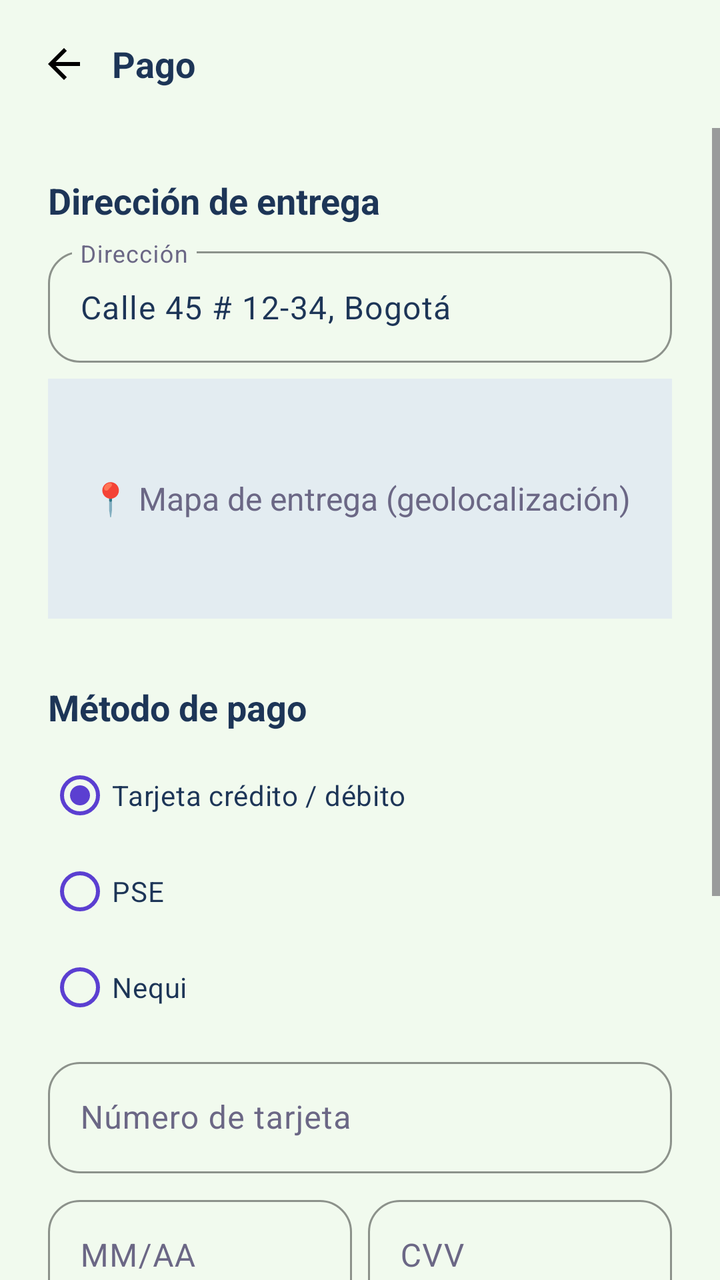
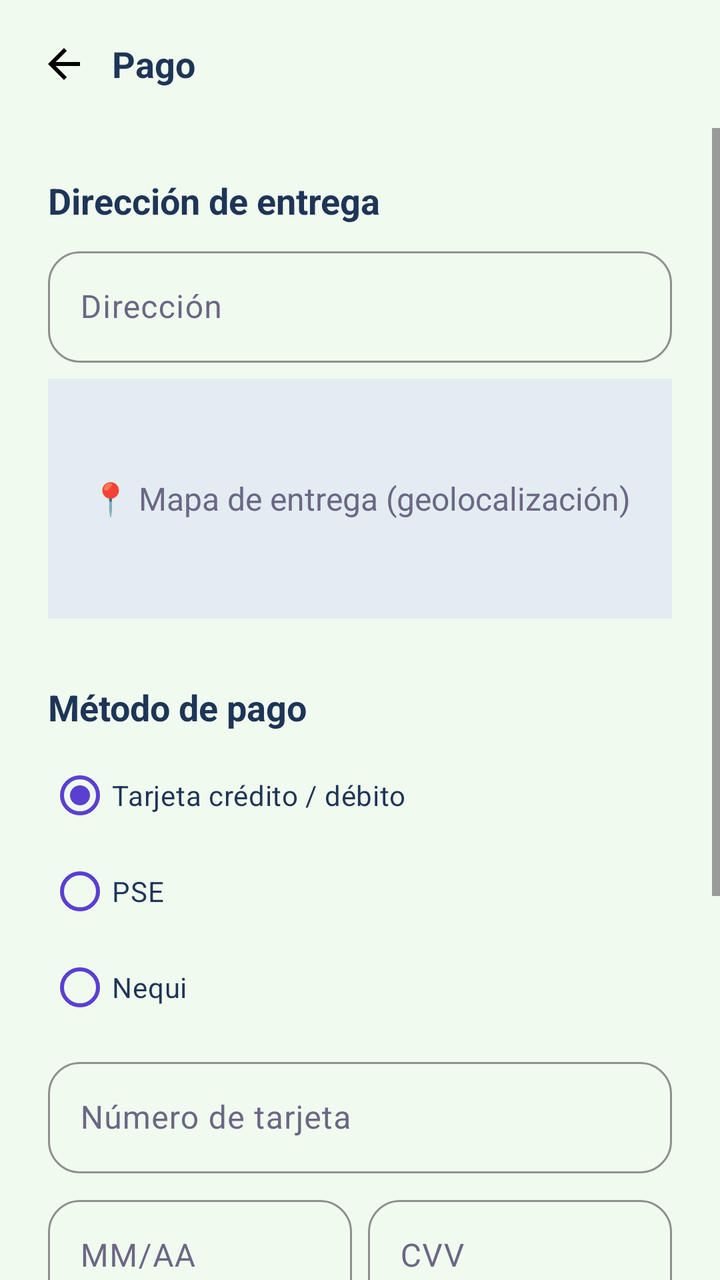

An Android layout rendered at two revisions. The XML below is the earlier revision; the diff shows what the commit changed to produce the second picture.
<!-- AndroidManifest.xml: application theme Theme.VinylCDVault -->
<!-- res/layout/activity_checkout.xml -->
<?xml version="1.0" encoding="utf-8"?>
<LinearLayout xmlns:android="http://schemas.android.com/apk/res/android"
    xmlns:app="http://schemas.android.com/apk/res-auto"
    android:layout_width="match_parent"
    android:layout_height="match_parent"
    android:background="@color/background_light"
    android:fitsSystemWindows="true"
    android:orientation="vertical">

    <LinearLayout
        android:layout_width="match_parent"
        android:layout_height="wrap_content"
        android:gravity="center_vertical"
        android:orientation="horizontal"
        android:padding="@dimen/spacing_small">

        <ImageButton
            android:id="@+id/btnBack"
            android:layout_width="@dimen/icon_button"
            android:layout_height="@dimen/icon_button"
            android:background="?attr/selectableItemBackgroundBorderless"
            android:contentDescription="@string/back"
            android:src="@drawable/ic_back" />

        <TextView
            style="@style/App.Text.Subtitle"
            android:layout_width="wrap_content"
            android:layout_height="wrap_content"
            android:text="@string/checkout_title" />
    </LinearLayout>

    <ScrollView
        android:layout_width="match_parent"
        android:layout_height="0dp"
        android:layout_weight="1">

        <LinearLayout
            android:layout_width="match_parent"
            android:layout_height="wrap_content"
            android:orientation="vertical"
            android:padding="@dimen/screen_padding">

            <TextView
                style="@style/App.Text.Subtitle"
                android:layout_width="wrap_content"
                android:layout_height="wrap_content"
                android:text="@string/checkout_address_title" />

            <com.google.android.material.textfield.TextInputLayout
                style="@style/App.Input"
                android:layout_width="match_parent"
                android:layout_height="wrap_content"
                android:layout_marginTop="@dimen/spacing_small"
                android:hint="@string/checkout_address_hint">

                <com.google.android.material.textfield.TextInputEditText
                    android:layout_width="match_parent"
                    android:layout_height="wrap_content"
                    android:inputType="textPostalAddress"
                    android:minHeight="48dp"
                    android:text="@string/sample_address"
                    android:textColor="@color/text_dark" />
            </com.google.android.material.textfield.TextInputLayout>

            <TextView
                style="@style/App.Text.Body"
                android:layout_width="match_parent"
                android:layout_height="120dp"
                android:layout_marginTop="@dimen/spacing_small"
                android:background="@drawable/bg_cover"
                android:gravity="center"
                android:text="@string/checkout_map_placeholder" />

            <TextView
                style="@style/App.Text.Subtitle"
                android:layout_width="wrap_content"
                android:layout_height="wrap_content"
                android:layout_marginTop="@dimen/spacing_large"
                android:text="@string/checkout_payment_title" />

            <RadioGroup
                android:layout_width="match_parent"
                android:layout_height="wrap_content"
                android:layout_marginTop="@dimen/spacing_small">

                <RadioButton
                    android:id="@+id/rbCard"
                    android:layout_width="match_parent"
                    android:layout_height="wrap_content"
                    android:checked="true"
                    android:text="@string/pay_card"
                    android:textColor="@color/text_dark"
                    app:buttonTint="@color/primary" />

                <RadioButton
                    android:id="@+id/rbPse"
                    android:layout_width="match_parent"
                    android:layout_height="wrap_content"
                    android:text="@string/pay_pse"
                    android:textColor="@color/text_dark"
                    app:buttonTint="@color/primary" />

                <RadioButton
                    android:id="@+id/rbNequi"
                    android:layout_width="match_parent"
                    android:layout_height="wrap_content"
                    android:text="@string/pay_nequi"
                    android:textColor="@color/text_dark"
                    app:buttonTint="@color/primary" />
            </RadioGroup>

            <com.google.android.material.textfield.TextInputLayout
                style="@style/App.Input"
                android:layout_width="match_parent"
                android:layout_height="wrap_content"
                android:layout_marginTop="@dimen/spacing_small"
                android:hint="@string/card_number_hint">

                <com.google.android.material.textfield.TextInputEditText
                    android:layout_width="match_parent"
                    android:layout_height="wrap_content"
                    android:inputType="number"
                    android:minHeight="48dp"
                    android:textColor="@color/text_dark" />
            </com.google.android.material.textfield.TextInputLayout>

            <LinearLayout
                android:layout_width="match_parent"
                android:layout_height="wrap_content"
                android:layout_marginTop="@dimen/spacing_small"
                android:orientation="horizontal">

                <com.google.android.material.textfield.TextInputLayout
                    style="@style/App.Input"
                    android:layout_width="0dp"
                    android:layout_height="wrap_content"
                    android:layout_marginEnd="@dimen/spacing_small"
                    android:layout_weight="1"
                    android:hint="@string/card_expiry_hint">

                    <com.google.android.material.textfield.TextInputEditText
                        android:layout_width="match_parent"
                        android:layout_height="wrap_content"
                        android:inputType="date"
                        android:minHeight="48dp"
                        android:textColor="@color/text_dark" />
                </com.google.android.material.textfield.TextInputLayout>

                <com.google.android.material.textfield.TextInputLayout
                    style="@style/App.Input"
                    android:layout_width="0dp"
                    android:layout_height="wrap_content"
                    android:layout_weight="1"
                    android:hint="@string/card_cvv_hint">

                    <com.google.android.material.textfield.TextInputEditText
                        android:layout_width="match_parent"
                        android:layout_height="wrap_content"
                        android:inputType="numberPassword"
                        android:minHeight="48dp"
                        android:textColor="@color/text_dark" />
                </com.google.android.material.textfield.TextInputLayout>
            </LinearLayout>

            <LinearLayout
                android:layout_width="match_parent"
                android:layout_height="wrap_content"
                android:layout_marginTop="@dimen/spacing_large"
                android:orientation="horizontal">

                <TextView style="@style/App.Text.Subtitle" android:layout_width="0dp" android:layout_height="wrap_content" android:layout_weight="1" android:text="@string/cart_total" />
                <TextView style="@style/App.Text.Price" android:layout_width="wrap_content" android:layout_height="wrap_content" android:text="@string/sample_total" />
            </LinearLayout>

            <CheckBox
                android:layout_width="match_parent"
                android:layout_height="wrap_content"
                android:layout_marginTop="@dimen/spacing_small"
                android:text="@string/checkout_terms"
                android:textColor="@color/text_secondary"
                app:buttonTint="@color/primary" />

            <com.google.android.material.button.MaterialButton
                android:id="@+id/btnPayBiometric"
                style="@style/App.ButtonOutlined"
                android:layout_width="match_parent"
                android:layout_height="@dimen/button_height"
                android:layout_marginTop="@dimen/spacing_medium"
                android:text="@string/checkout_pay_biometric" />

            <com.google.android.material.button.MaterialButton
                android:id="@+id/btnPay"
                style="@style/App.Button"
                android:layout_width="match_parent"
                android:layout_height="@dimen/button_height"
                android:layout_marginTop="@dimen/spacing_small"
                android:text="@string/checkout_pay" />
        </LinearLayout>
    </ScrollView>
</LinearLayout>
<!-- resources referenced by this layout -->
<resources>
  <color name="background_light" type="color">#F1FAEE</color>
  <color name="primary">#5B3FD1</color>
  <color name="text_dark" type="color">#1D3557</color>
  <color name="text_secondary">#6B6785</color>
  <dimen name="button_height">56dp</dimen>
  <dimen name="icon_button">48dp</dimen>
  <dimen name="screen_padding">24dp</dimen>
  <dimen name="spacing_large">32dp</dimen>
  <dimen name="spacing_medium">16dp</dimen>
  <dimen name="spacing_small">8dp</dimen>
  <!-- drawable bg_cover (drawable) -->
  <?xml version="1.0" encoding="utf-8"?>
  <shape xmlns:android="http://schemas.android.com/apk/res/android" android:shape="rectangle">
      <solid android:color="@color/surface_muted" />
  </shape>
  <!-- drawable ic_back (drawable) -->
  <vector xmlns:android="http://schemas.android.com/apk/res/android" android:autoMirrored="true" android:height="24dp" android:tint="#000000" android:viewportHeight="24" android:viewportWidth="24" android:width="24dp">
        
      <path android:fillColor="@android:color/white" android:pathData="M20,11H7.83l5.59,-5.59L12,4l-8,8 8,8 1.41,-1.41L7.83,13H20v-2z"/>
      
  </vector>
  <string name="back">Volver</string>
  <string name="card_cvv_hint">CVV</string>
  <string name="card_expiry_hint">MM/AA</string>
  <string name="card_number_hint">Número de tarjeta</string>
  <string name="cart_total">Total</string>
  <string name="checkout_address_hint">Dirección</string>
  <string name="checkout_address_title">Dirección de entrega</string>
  <string name="checkout_map_placeholder">📍 Mapa de entrega (geolocalización)</string>
  <string name="checkout_pay">Confirmar pago</string>
  <string name="checkout_pay_biometric">Autorizar con huella</string>
  <string name="checkout_payment_title">Método de pago</string>
  <string name="checkout_terms">Acepto los términos y la política de tratamiento de datos</string>
  <string name="checkout_title">Pago</string>
  <string name="pay_card">Tarjeta crédito / débito</string>
  <string name="pay_nequi">Nequi</string>
  <string name="pay_pse">PSE</string>
  <string name="sample_address">Calle 45 # 12-34, Bogotá</string>
  <string name="sample_total">$309.262</string>
  <style name="App.Button" parent="Widget.Material3.Button">
          <item name="backgroundTint">@color/primary</item>
          <item name="cornerRadius">@dimen/corner_radius</item>
          <item name="android:textSize">@dimen/text_body</item>
      </style>
  <style name="App.ButtonOutlined" parent="Widget.Material3.Button.OutlinedButton">
          <item name="strokeColor">@color/primary</item>
          <item name="cornerRadius">@dimen/corner_radius</item>
          <item name="android:textColor">@color/primary</item>
          <item name="android:textSize">@dimen/text_body</item>
      </style>
  <style name="App.Text.Body">
          <item name="android:textSize">@dimen/text_body</item>
          <item name="android:textColor">@color/text_secondary</item>
      </style>
  <style name="App.Text.Price">
          <item name="android:textSize">@dimen/text_subtitle</item>
          <item name="android:textColor">@color/accent_dark</item>
          <item name="android:textStyle">bold</item>
      </style>
  <style name="App.Text.Subtitle">
          <item name="android:textSize">@dimen/text_subtitle</item>
          <item name="android:textColor">@color/text_dark</item>
          <item name="android:textStyle">bold</item>
      </style>
  <color name="surface_muted">#E3ECF1</color>
  <dimen name="corner_radius">16dp</dimen>
  <dimen name="text_body">16sp</dimen>
  <dimen name="text_subtitle">18sp</dimen>
  <color name="accent_dark">#C1121F</color>
  <color name="white">#FFFFFF</color>
  <color name="accent">#E63946</color>
  <color name="chip_bg">#DCEBF3</color>
  <color name="primary_dark" type="color">#121212</color>
  <!-- unchanged entries left out for length: 2 -->
</resources>

<!-- the commit's change to res/layout/activity_checkout.xml (unified diff, before → after) -->
@@ -54,11 +54,11 @@
                 android:hint="@string/checkout_address_hint">
 
                 <com.google.android.material.textfield.TextInputEditText
+                    android:id="@+id/etAddress"
                     android:layout_width="match_parent"
                     android:layout_height="wrap_content"
                     android:inputType="textPostalAddress"
                     android:minHeight="48dp"
-                    android:text="@string/sample_address"
                     android:textColor="@color/text_dark" />
             </com.google.android.material.textfield.TextInputLayout>
 
@@ -169,7 +169,7 @@
                 android:orientation="horizontal">
 
                 <TextView style="@style/App.Text.Subtitle" android:layout_width="0dp" android:layout_height="wrap_content" android:layout_weight="1" android:text="@string/cart_total" />
-                <TextView style="@style/App.Text.Price" android:layout_width="wrap_content" android:layout_height="wrap_content" android:text="@string/sample_total" />
+                <TextView style="@style/App.Text.Price" android:id="@+id/tvCheckoutTotal" android:layout_width="wrap_content" android:layout_height="wrap_content" />
             </LinearLayout>
 
             <CheckBox
<!-- resource entries referenced after the edit -->
@@ -37,8 +37,6 @@
   <string name="pay_card">Tarjeta crédito / débito</string>
   <string name="pay_nequi">Nequi</string>
   <string name="pay_pse">PSE</string>
-  <string name="sample_address">Calle 45 # 12-34, Bogotá</string>
-  <string name="sample_total">$309.262</string>
   <style name="App.Button" parent="Widget.Material3.Button">
           <item name="backgroundTint">@color/primary</item>
           <item name="cornerRadius">@dimen/corner_radius</item>
